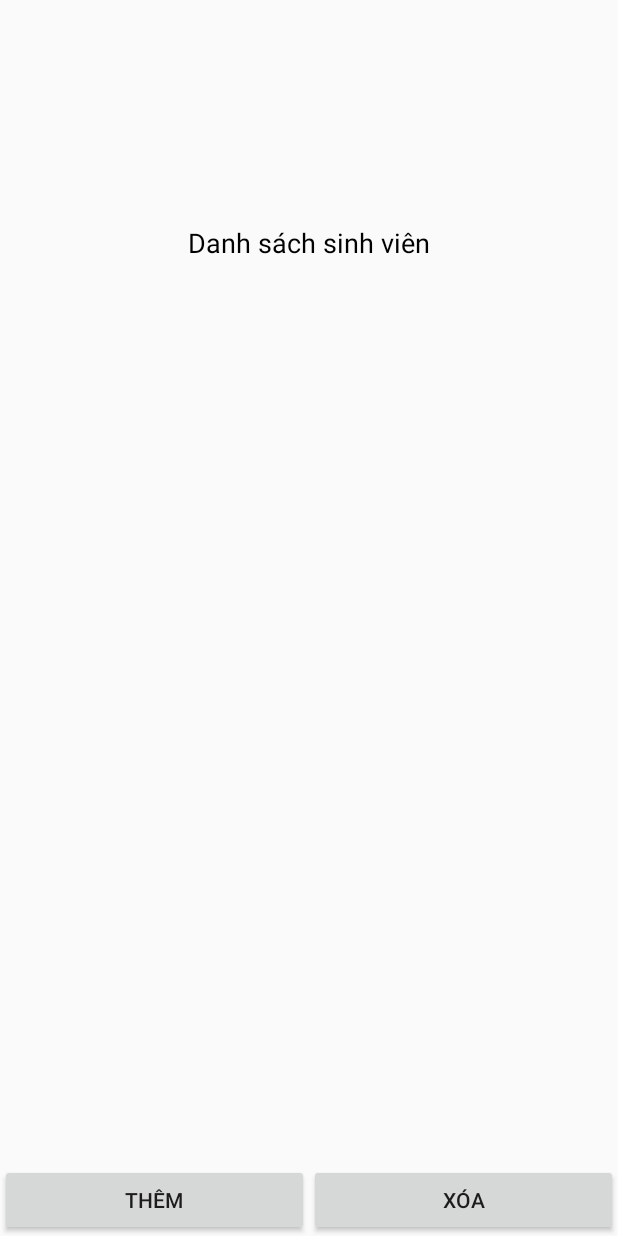
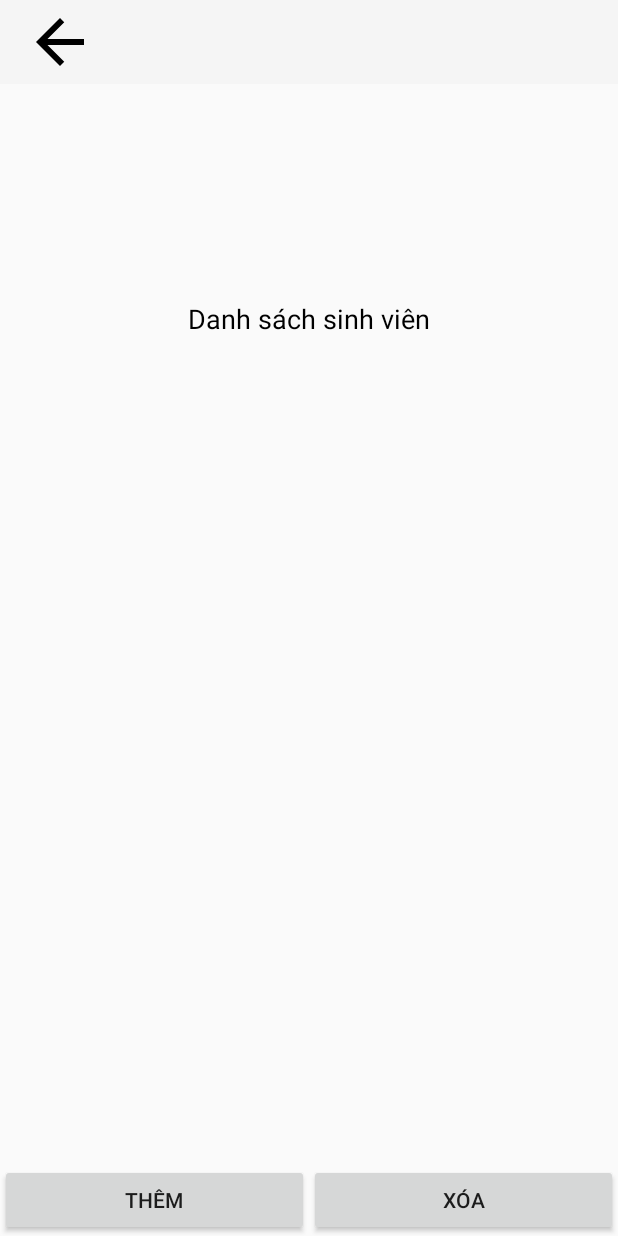
Before and after one commit to PhucUSk20/ProjectJava_v7, an Android app: the StudentListActivity screen opened directly, with no data from a screen before it, on a phone screen of 412 x 824 dp. Run offline under Robolectric (Android 15) with nearby library versions, the phone set to English and light mode, and no system bars; 2 statements that could not run were skipped.

Commit message:
add back button

```diff
--- a/app/src/main/java/com/example/app8/Login/LecturerLogin.java
+++ b/app/src/main/java/com/example/app8/Login/LecturerLogin.java
@@ -151,7 +151,6 @@ public class LecturerLogin extends AppCompatActivity {
         Intent intent = new Intent(LecturerLogin.this, AdminLogin.class);
         startActivity(intent);
         overridePendingTransition(R.anim.slide_in_right, R.anim.slide_out_right);
-
     }
     @Override
     public void onBackPressed() {
--- a/app/src/main/java/com/example/app8/UIAdmin/StudentListActivity.java
+++ b/app/src/main/java/com/example/app8/UIAdmin/StudentListActivity.java
@@ -18,6 +18,7 @@ import androidx.annotation.Nullable;
 import androidx.appcompat.app.AlertDialog;
 import androidx.appcompat.app.AppCompatActivity;
 
+import com.example.app8.Login.AdminLogin;
 import com.example.app8.R;
 import com.example.app8.SQLServer.SQLConnection;
 
@@ -36,6 +37,7 @@ public class StudentListActivity extends AppCompatActivity {
     private Button addButton;
     private Button deleteButton;
     private Connection connection;
+    private ImageView backBtn;
 
     private boolean isMultipleChoiceMode = false;
 
@@ -55,6 +57,7 @@ public class StudentListActivity extends AppCompatActivity {
         deleteButton = findViewById(R.id.deleteButton);
         ImageView icon1 = findViewById(R.id.icon1);
         ImageView icon2 = findViewById(R.id.icon2);
+        backBtn = findViewById(R.id.backButton);
         studentList = new ArrayList<>();
         imageDataList = new ArrayList<>(); // Khởi tạo danh sách dữ liệu hình ảnh
         adapter = new CustomStudentListAdapter(this, studentList, imageDataList); // Sử dụng CustomStudentListAdapter
@@ -70,6 +73,13 @@ public class StudentListActivity extends AppCompatActivity {
         // Lấy ID tài nguyên drawable từ tên
         int backgroundResId = context.getResources().getIdentifier(drawableName, "drawable", context.getPackageName());
         titleTextView.setBackgroundResource(backgroundResId);
+        backBtn.setOnClickListener(new View.OnClickListener() {
+            @Override
+            public void onClick(View v) {
+                Intent intent = new Intent(StudentListActivity.this, AdminActivity.class);
+                startActivity(intent);
+            }
+        });
         listView.setOnItemClickListener(new AdapterView.OnItemClickListener() {
             @Override
             public void onItemClick(AdapterView<?> parent, View view, int position, long id) {
--- a/app/src/main/java/com/example/app8/UITeacher/TeacherActivity.java
+++ b/app/src/main/java/com/example/app8/UITeacher/TeacherActivity.java
@@ -141,7 +141,7 @@ public class TeacherActivity extends AppCompatActivity
                         if (id == 0) {
                             //Home Menu
                             Common.showToast(context, "Home Select");
-                            Intent intent = new Intent(v.getContext(), AdminActivity.class);
+                            Intent intent = new Intent(v.getContext(), TeacherActivity.class);
                             startActivity(intent);
                             drawer.closeDrawer(GravityCompat.START);
                         } else if (id == 1){
--- /dev/null
+++ b/app/src/main/res/drawable/baseline_arrow_back_24.xml
@@ -0,0 +1,5 @@
+<vector android:autoMirrored="true" android:height="24dp"
+    android:tint="#000000" android:viewportHeight="24"
+    android:viewportWidth="24" android:width="24dp" xmlns:android="http://schemas.android.com/apk/res/android">
+    <path android:fillColor="@android:color/white" android:pathData="M20,11H7.83l5.59,-5.59L12,4l-8,8 8,8 1.41,-1.41L7.83,13H20v-2z"/>
+</vector>
--- /dev/null
+++ b/app/src/main/res/drawable/baseline_arrow_back_48.xml
@@ -0,0 +1,5 @@
+<vector android:autoMirrored="true" android:height="48dp"
+    android:tint="#000000" android:viewportHeight="24"
+    android:viewportWidth="24" android:width="48dp" xmlns:android="http://schemas.android.com/apk/res/android">
+    <path android:fillColor="@android:color/white" android:pathData="M20,11H7.83l5.59,-5.59L12,4l-8,8 8,8 1.41,-1.41L7.83,13H20v-2z"/>
+</vector>
--- a/app/src/main/res/layout/student_list_activity.xml
+++ b/app/src/main/res/layout/student_list_activity.xml
@@ -2,14 +2,36 @@
 <RelativeLayout xmlns:android="http://schemas.android.com/apk/res/android"
     xmlns:tools="http://schemas.android.com/tools"
     android:layout_width="match_parent"
-    android:layout_height="match_parent">
+    android:layout_height="match_parent"
+    xmlns:app="http://schemas.android.com/apk/res-auto">
 
+    <!-- Đây là biểu tượng 2 -->
+    <androidx.appcompat.widget.Toolbar
+        android:id="@+id/toolbar"
+        android:layout_width="match_parent"
+        android:layout_height="wrap_content"
+        android:background="?attr/colorPrimary"
+        android:minHeight="?attr/actionBarSize"
+        android:theme="?attr/actionBarTheme"
+        app:layout_constraintTop_toTopOf="parent"
+        app:popupTheme="?attr/colorPrimary">
+
+        <!-- Back Button -->
+        <ImageView
+            android:id="@+id/backButton"
+            android:layout_width="wrap_content"
+            android:layout_height="wrap_content"
+            android:src="@drawable/baseline_arrow_back_48"
+            android:contentDescription="Back"
+            android:onClick="onBackPressed"
+            android:layout_gravity="start"/>
+    </androidx.appcompat.widget.Toolbar>
     <!-- Đây là biểu tượng 2 -->
     <TextView
         android:id="@+id/titleTextView"
         android:layout_width="match_parent"
         android:layout_height="145dp"
-        android:layout_alignParentTop="true"
+        android:layout_below="@id/toolbar"
         android:layout_alignParentEnd="true"
         android:layout_marginTop="0dp"
         android:layout_marginEnd="0dp"
@@ -22,7 +44,7 @@
         android:layout_width="match_parent"
         android:layout_height="wrap_content"
         android:layout_alignParentTop="true"
-        android:layout_marginTop="149dp"
+        android:layout_marginTop="200dp"
         android:gravity="center"
         android:text="Danh sách sinh viên"
         android:textSize="18sp"
```
Also changed, not shown: app/src/main/java/com/example/app8/Login/AdminLogin.java (+8 -1 lines), app/src/main/java/com/example/app8/UIStudent/StudentListForStudent.java (+12 -0 lines), app/src/main/java/com/example/app8/UITeacher/StudentListActivityTeacher.java (+11 -0 lines), app/src/main/res/layout/activity_admin_login.xml (+8 -1 lines), app/src/main/res/layout/activity_student_list_teacher.xml (+25 -3 lines), app/src/main/res/layout/student_list_activity_for_student.xml (+25 -3 lines).
